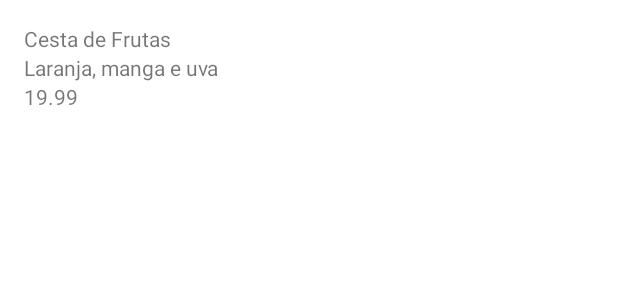
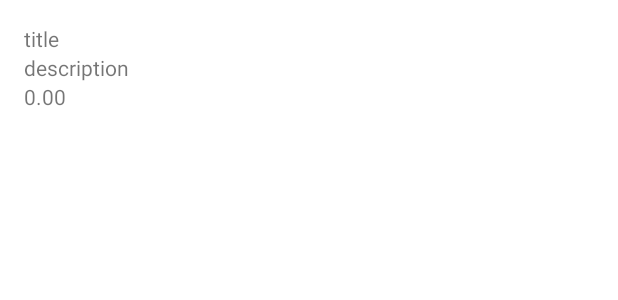
Before and after one commit to aline-mattos/orgs, an Android app: the layout activity_main.xml on its own in the app's theme, with its tools: preview values and no code run, on a phone screen of 412 x 824 dp. Shown: the top 300 px of the screen. Run offline under Robolectric (Android 15) with nearby library versions, the phone set to English and light mode, and no system bars.

Commit message:
implementing product list

```diff
--- a/app/src/main/AndroidManifest.xml
+++ b/app/src/main/AndroidManifest.xml
@@ -14,7 +14,7 @@
         android:theme="@style/Theme.Orgs"
         tools:targetApi="31">
 
-        <activity android:name=".MainActivity"
+        <activity android:name=".ui.activity.MainActivity"
             android:exported="true">
             <intent-filter>
                 <action android:name="android.intent.action.MAIN"/>
--- a/app/src/main/res/layout/activity_main.xml
+++ b/app/src/main/res/layout/activity_main.xml
@@ -2,40 +2,19 @@
 <androidx.constraintlayout.widget.ConstraintLayout xmlns:android="http://schemas.android.com/apk/res/android"
     xmlns:tools="http://schemas.android.com/tools"
     android:layout_width="match_parent"
-    android:layout_height="match_parent"
+    android:layout_height="wrap_content"
     xmlns:app="http://schemas.android.com/apk/res-auto">
 
-    <TextView
-        android:id="@+id/title"
-        android:layout_margin="16dp"
+    <androidx.recyclerview.widget.RecyclerView
+        app:layoutManager="androidx.recyclerview.widget.LinearLayoutManager"
+        android:id="@+id/recyclerView"
         android:layout_width="match_parent"
-        android:layout_height="wrap_content"
-        android:text="Cesta de Frutas"
+        android:layout_height="match_parent"
+        app:layout_constraintBottom_toBottomOf="parent"
         app:layout_constraintEnd_toEndOf="parent"
+        app:layout_constraintStart_toStartOf="parent"
         app:layout_constraintTop_toTopOf="parent"
-        tools:layout_editor_absoluteX="0dp"
-        tools:layout_editor_absoluteY="0dp" />
-
-    <TextView
-        android:id="@+id/description"
-        android:layout_marginStart="16dp"
-        android:layout_marginEnd="16dp"
-        android:layout_width="match_parent"
-        android:layout_height="wrap_content"
-        android:text="Laranja, manga e uva"
-        app:layout_constraintEnd_toStartOf="parent"
-        app:layout_constraintTop_toBottomOf="@id/title"
-        />
-
-    <TextView
-        android:id="@+id/value"
-        android:layout_marginStart="16dp"
-        android:layout_marginEnd="16dp"
-        android:layout_width="match_parent"
-        android:layout_height="wrap_content"
-        app:layout_constraintEnd_toStartOf="parent"
-        android:text="19.99"
-        app:layout_constraintTop_toBottomOf="@id/description"/>
+        tools:listitem="@layout/product_item"/>
 
 
 </androidx.constraintlayout.widget.ConstraintLayout>
--- /dev/null
+++ b/app/src/main/res/layout/product_item.xml
@@ -0,0 +1,44 @@
+<?xml version="1.0" encoding="utf-8"?>
+<androidx.constraintlayout.widget.ConstraintLayout
+    xmlns:android="http://schemas.android.com/apk/res/android"
+    xmlns:tools="http://schemas.android.com/tools"
+    xmlns:app="http://schemas.android.com/apk/res-auto"
+    android:layout_width="match_parent"
+    android:layout_height="match_parent">
+
+    <TextView
+        android:id="@+id/title"
+        android:layout_margin="16dp"
+        android:layout_width="match_parent"
+        android:layout_height="wrap_content"
+        app:layout_constraintStart_toStartOf="parent"
+
+        app:layout_constraintEnd_toEndOf="parent"
+        app:layout_constraintTop_toTopOf="parent"
+        tools:text="title" />
+
+    <TextView
+        android:id="@+id/description"
+        tools:text="description"
+        android:layout_marginStart="16dp"
+        android:layout_marginEnd="16dp"
+        android:layout_width="match_parent"
+        android:layout_height="wrap_content"
+        app:layout_constraintEnd_toEndOf="parent"
+        app:layout_constraintEnd_toStartOf="parent"
+        app:layout_constraintTop_toBottomOf="@id/title"
+        />
+
+    <TextView
+        android:id="@+id/value"
+        tools:text="0.00"
+        android:layout_marginStart="16dp"
+        android:layout_marginEnd="16dp"
+        android:layout_width="match_parent"
+        android:layout_height="wrap_content"
+        app:layout_constraintEnd_toEndOf="parent"
+        app:layout_constraintEnd_toStartOf="parent"
+        app:layout_constraintTop_toBottomOf="@id/description"/>
+
+
+</androidx.constraintlayout.widget.ConstraintLayout>
```
Also changed, not shown: app/src/main/java/com/belominha/orgs/MainActivity.kt (deleted, +0 -17 lines), app/src/main/java/com/belominha/orgs/model/Product.kt (added, +9 -0 lines), app/src/main/java/com/belominha/orgs/ui/activity/MainActivity.kt (added, +33 -0 lines), app/src/main/java/com/belominha/orgs/ui/recyclerview/adapter/ProductListAdapter.kt (added, +42 -0 lines).
